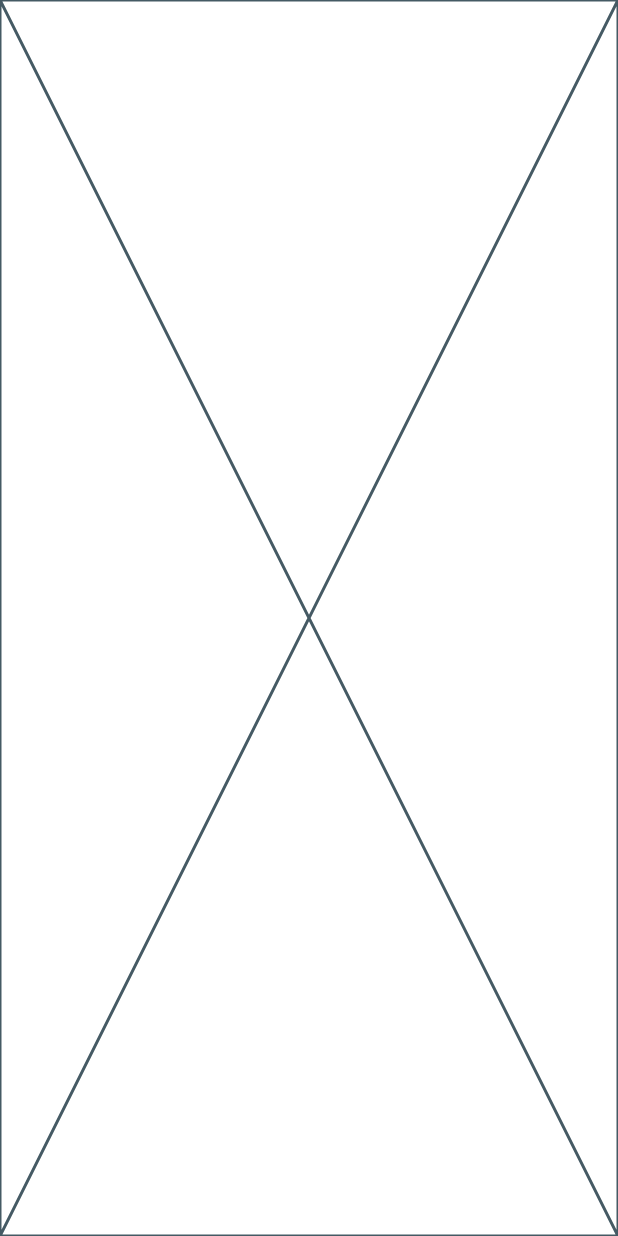
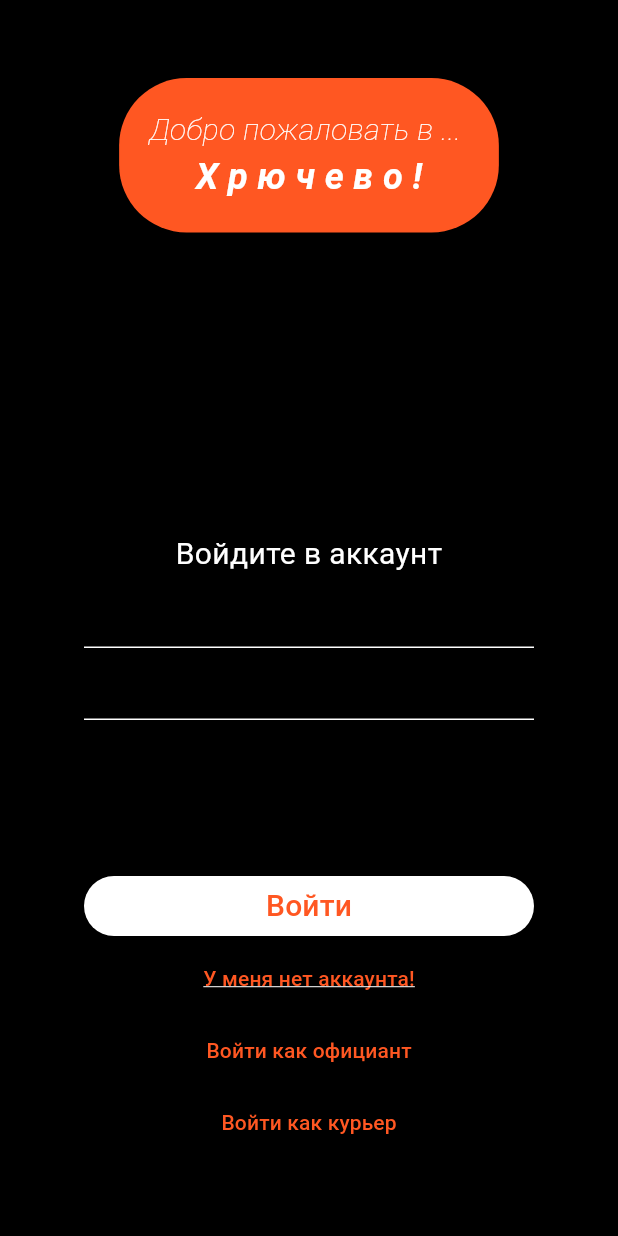
Before and after one commit to danyasedoy/restaurant_mobile, a Flutter app: the screen it shows after launch, on a phone screen of 412 x 824 dp. Run offline on Flutter 3.47's test engine with Material 3 defaults, Android fonts, the phone set to English and light mode, and no system bars.

Commit message:
auth screen template

```diff
--- a/app/lib/main.dart
+++ b/app/lib/main.dart
@@ -1,4 +1,6 @@
 import 'package:flutter/material.dart';
+
+import 'views/enter screen/enter_screen.dart';
 
 void main() {
   runApp(const MyApp());
@@ -12,19 +14,21 @@ class MyApp extends StatelessWidget {
     return MaterialApp(
       title: 'Restaurant',
       theme: ThemeData(
-        colorScheme: ColorScheme.fromSeed(seedColor: Colors.deepPurple),
+        colorScheme: const ColorScheme(
+          brightness: Brightness.dark,
+          primary: Colors.deepOrange,
+          onPrimary: Colors.deepOrangeAccent,
+          secondary: Colors.yellow,
+          onSecondary: Colors.yellowAccent,
+          error: Colors.red,
+          onError: Colors.redAccent,
+          surface: Colors.black,
+          onSurface: Colors.white
+        ),
         useMaterial3: true,
       ),
+      debugShowCheckedModeBanner: false,
       home: const AuthScreen(),
     );
   }
 }
-
-class AuthScreen extends StatelessWidget {
-  const AuthScreen({super.key});
-
-  @override
-  Widget build(BuildContext context) {
-    return const Placeholder();
-  }
-}
--- /dev/null
+++ b/app/lib/views/enter screen/enter_screen.dart
@@ -0,0 +1,94 @@
+import 'package:flutter/material.dart';
+
+class AuthScreen extends StatelessWidget {
+  const AuthScreen({super.key});
+
+  @override
+  Widget build(BuildContext context) {
+    return Scaffold(
+      body: Center(
+        child: ConstrainedBox(
+          constraints: const BoxConstraints(maxWidth: 300),
+            child: Column(
+              mainAxisAlignment: MainAxisAlignment.center,
+              crossAxisAlignment: CrossAxisAlignment.center,
+              children: [
+                Container(
+                  decoration: const BoxDecoration(
+                    color: Colors.deepOrange,
+                    shape: BoxShape.rectangle,
+                    borderRadius: BorderRadius.all(Radius.circular(45))
+                  ),
+                  child: const Padding(
+                    padding: EdgeInsets.all(20.0),
+                    child: Column(
+                      children: [
+                        Text(
+                          'Добро пожаловать в ... ',
+                          style: TextStyle(
+                              fontSize: 20,
+                              fontWeight: FontWeight.w200,
+                              fontStyle: FontStyle.italic
+                          ),
+                        ),
+                        Text(
+                          'Х р ю ч е в о !',
+                          style: TextStyle(
+                              fontSize: 24,
+                              fontWeight: FontWeight.bold,
+                              fontStyle: FontStyle.italic
+                          ),
+                        ),
+                      ],
+                    ),
+                  ),
+                ),
+                const SizedBox(
+                  height: 200,
+                ),
+                const Text(
+                    'Войдите в аккаунт',
+                    style: TextStyle(
+                      fontSize: 20
+                    ),
+                ),
+                const TextField(),
+                const TextField(
+                  obscureText: true,
+                ),
+                const SizedBox(
+                  height: 100,
+                ),
+                SizedBox(
+                  width: 300,
+                  child: ElevatedButton(
+                    onPressed: ()=>{},
+                    style: ButtonStyle(
+                      backgroundColor: WidgetStateProperty.all(Colors.white)
+                    ),
+                    child: const Text(
+                      'Войти',
+                      style: TextStyle(
+                        fontSize: 20,
+                      ),
+                    ),
+                  ),
+                ),
+                TextButton(
+                    onPressed: ()=>{},
+                    child: const Text(
+                      'У меня нет аккаунта!',
+                      style: TextStyle(
+                        decoration: TextDecoration.underline
+                      )
+                    ),
+                ),
+                TextButton(onPressed: ()=>{}, child: const Text('Войти как официант')),
+                TextButton(onPressed: ()=>{}, child: const Text('Войти как курьер'))
+              ],
+            ),
+          ),
+      ),
+    );
+  }
+}
```
